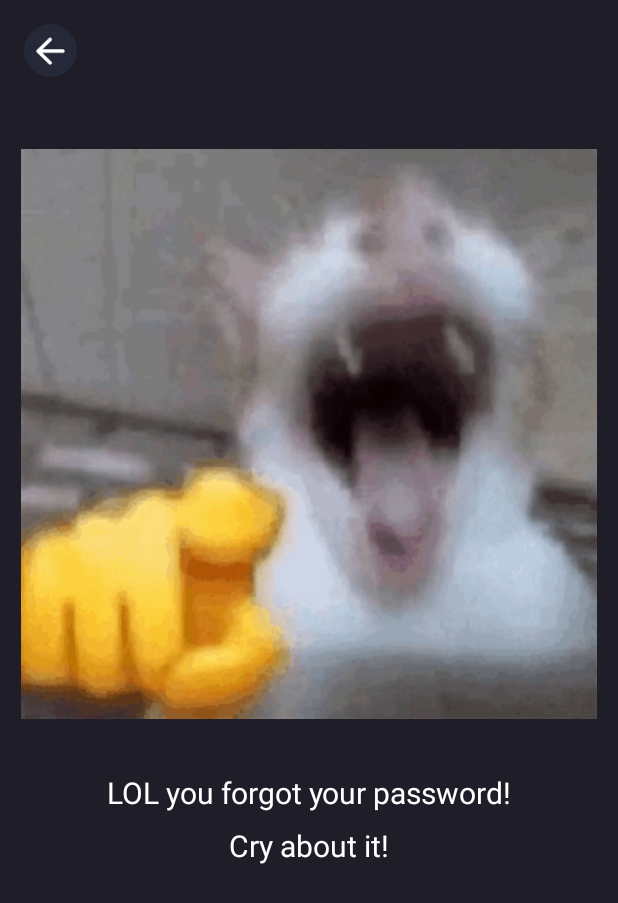
After one commit to v1to2006/emdb-android, an Android app: the RecoverPasswordActivity screen opened directly, with no data from a screen before it, on a phone screen of 412 x 824 dp. The commit adds this screen. Shown: the top 903 px of the screen. Run offline under Robolectric (Android 15) with nearby library versions, the phone set to English and light mode, and no system bars.

```diff
--- a/app/build.gradle.kts
+++ b/app/build.gradle.kts
@@ -46,4 +46,5 @@ dependencies {
     implementation("com.android.volley:volley:1.2.1")
     implementation("com.google.code.gson:gson:2.10.1")
     implementation("mysql:mysql-connector-java:5.1.29")
+    implementation("pl.droidsonroids.gif:android-gif-drawable:1.2.28")
 }
--- /dev/null
+++ b/app/src/main/java/com/example/emdb/activities/RecoverPasswordActivity.java
@@ -0,0 +1,36 @@
+package com.example.emdb.activities;
+
+import android.os.Bundle;
+import android.widget.ImageView;
+
+import androidx.activity.EdgeToEdge;
+import androidx.appcompat.app.AppCompatActivity;
+import androidx.core.graphics.Insets;
+import androidx.core.view.ViewCompat;
+import androidx.core.view.WindowInsetsCompat;
+
+import com.example.emdb.R;
+
+public class RecoverPasswordActivity extends AppCompatActivity {
+    private ImageView backImage;
+
+    @Override
+    protected void onCreate(Bundle savedInstanceState) {
+        super.onCreate(savedInstanceState);
+        EdgeToEdge.enable(this);
+        setContentView(R.layout.activity_recover_password);
+        ViewCompat.setOnApplyWindowInsetsListener(findViewById(R.id.main), (v, insets) -> {
+            Insets systemBars = insets.getInsets(WindowInsetsCompat.Type.systemBars());
+            v.setPadding(systemBars.left, systemBars.top, systemBars.right, systemBars.bottom);
+            return insets;
+        });
+
+        initView();
+    }
+
+    private void initView() {
+        backImage = findViewById(R.id.backImage9);
+
+        backImage.setOnClickListener(view -> finish());
+    }
+}
--- a/app/src/main/java/com/example/emdb/fragments/HomeFragment.java
+++ b/app/src/main/java/com/example/emdb/fragments/HomeFragment.java
@@ -1,5 +1,6 @@
 package com.example.emdb.fragments;
 
+import android.annotation.SuppressLint;
 import android.os.AsyncTask;
 import android.os.Bundle;
 import android.view.LayoutInflater;
--- /dev/null
+++ b/app/src/main/res/drawable/close.xml
@@ -0,0 +1,5 @@
+<vector xmlns:android="http://schemas.android.com/apk/res/android" android:height="1000dp" android:tint="#FFFFFF" android:viewportHeight="24" android:viewportWidth="24" android:width="1000dp">
+
+    <path android:fillColor="@android:color/white" android:pathData="M19,6.41L17.59,5 12,10.59 6.41,5 5,6.41 10.59,12 5,17.59 6.41,19 12,13.41 17.59,19 19,17.59 13.41,12 19,6.41z"/>
+
+</vector>
--- /dev/null
+++ b/app/src/main/res/drawable/delete.xml
@@ -0,0 +1,5 @@
+<vector xmlns:android="http://schemas.android.com/apk/res/android" android:height="1000dp" android:tint="#FFFFFF" android:viewportHeight="24" android:viewportWidth="24" android:width="1000dp">
+
+    <path android:fillColor="@android:color/white" android:pathData="M16,9v10H8V9h8m-1.5,-6h-5l-1,1H5v2h14V4h-3.5l-1,-1zM18,7H6v12c0,1.1 0.9,2 2,2h8c1.1,0 2,-0.9 2,-2V7z"/>
+
+</vector>
--- /dev/null
+++ b/app/src/main/res/drawable/edit.xml
@@ -0,0 +1,5 @@
+<vector xmlns:android="http://schemas.android.com/apk/res/android" android:height="1000dp" android:tint="#FFFFFF" android:viewportHeight="24" android:viewportWidth="24" android:width="1000dp">
+
+    <path android:fillColor="@android:color/white" android:pathData="M14.06,9.02l0.92,0.92L5.92,19L5,19v-0.92l9.06,-9.06M17.66,3c-0.25,0 -0.51,0.1 -0.7,0.29l-1.83,1.83 3.75,3.75 1.83,-1.83c0.39,-0.39 0.39,-1.02 0,-1.41l-2.34,-2.34c-0.2,-0.2 -0.45,-0.29 -0.71,-0.29zM14.06,6.19L3,17.25L3,21h3.75L17.81,9.94l-3.75,-3.75z"/>
+
+</vector>
--- /dev/null
+++ b/app/src/main/res/layout/activity_recover_password.xml
@@ -0,0 +1,88 @@
+<?xml version="1.0" encoding="utf-8"?>
+<androidx.constraintlayout.widget.ConstraintLayout xmlns:android="http://schemas.android.com/apk/res/android"
+    xmlns:app="http://schemas.android.com/apk/res-auto"
+    xmlns:tools="http://schemas.android.com/tools"
+    android:id="@+id/main"
+    android:layout_width="match_parent"
+    android:layout_height="match_parent"
+    android:background="@color/main_color"
+    tools:context=".activities.RecoverPasswordActivity">
+
+    <ScrollView
+        android:id="@+id/detailScrollView"
+        android:layout_width="match_parent"
+        android:layout_height="match_parent"
+        app:layout_constraintBottom_toBottomOf="parent"
+        app:layout_constraintEnd_toEndOf="parent"
+        app:layout_constraintStart_toStartOf="parent"
+        app:layout_constraintTop_toTopOf="parent">
+
+        <androidx.constraintlayout.widget.ConstraintLayout
+            android:layout_width="match_parent"
+            android:layout_height="wrap_content"
+            android:orientation="vertical">
+
+            <androidx.constraintlayout.widget.ConstraintLayout
+                android:id="@+id/constraintLayout2"
+                android:layout_width="match_parent"
+                android:layout_height="match_parent"
+                android:layout_margin="16dp"
+                android:layout_marginStart="16dp"
+                android:layout_marginTop="16dp"
+                android:layout_marginEnd="16dp"
+                app:layout_constraintEnd_toEndOf="parent"
+                app:layout_constraintStart_toStartOf="parent"
+                app:layout_constraintTop_toTopOf="parent">
+
+                <ImageView
+                    android:id="@+id/backImage9"
+                    android:layout_width="35dp"
+                    android:layout_height="35dp"
+                    android:background="@drawable/oval_button_background"
+                    android:padding="8dp"
+                    android:src="@drawable/back"
+                    app:layout_constraintBottom_toBottomOf="parent"
+                    app:layout_constraintStart_toStartOf="parent"
+                    app:layout_constraintTop_toTopOf="parent" />
+
+            </androidx.constraintlayout.widget.ConstraintLayout>
+
+            <pl.droidsonroids.gif.GifImageView
+                android:id="@+id/gifImageView"
+                android:layout_width="wrap_content"
+                android:layout_height="wrap_content"
+                android:layout_marginTop="64dp"
+                android:src="@drawable/laughing_cat"
+                app:layout_constraintBottom_toTopOf="@+id/textView"
+                app:layout_constraintEnd_toEndOf="parent"
+                app:layout_constraintStart_toStartOf="parent"
+                app:layout_constraintTop_toTopOf="parent" />
+
+            <TextView
+                android:id="@+id/textView"
+                android:layout_width="wrap_content"
+                android:layout_height="wrap_content"
+                android:text="LOL you forgot your password!"
+                android:textSize="20sp"
+                android:textColor="@color/white"
+                app:layout_constraintBottom_toBottomOf="parent"
+                app:layout_constraintEnd_toEndOf="parent"
+                app:layout_constraintStart_toStartOf="parent"
+                app:layout_constraintTop_toBottomOf="@+id/gifImageView" />
+
+            <TextView
+                android:layout_width="wrap_content"
+                android:layout_height="wrap_content"
+                android:layout_marginTop="8dp"
+                android:text="Cry about it!"
+                android:textColor="@color/white"
+                android:textSize="20sp"
+                app:layout_constraintBottom_toBottomOf="parent"
+                app:layout_constraintEnd_toEndOf="parent"
+                app:layout_constraintStart_toStartOf="parent"
+                app:layout_constraintTop_toBottomOf="@+id/textView" />
+
+        </androidx.constraintlayout.widget.ConstraintLayout>
+    </ScrollView>
+
+</androidx.constraintlayout.widget.ConstraintLayout>
--- a/app/src/main/res/layout/fragment_home.xml
+++ b/app/src/main/res/layout/fragment_home.xml
@@ -65,7 +65,7 @@
                     android:layout_marginStart="16dp"
                     android:layout_marginBottom="16dp"
                     android:text="Favorite Movies"
-                    android:textColor="@color/orange"
+                    android:textColor="@color/yellow"
                     android:textSize="27sp"
                     app:layout_constraintBottom_toTopOf="@+id/textView4"
                     app:layout_constraintStart_toStartOf="parent" />
```
Also changed, not shown: app/src/main/AndroidManifest.xml (+7 -1 lines), app/src/main/java/com/example/emdb/activities/LogInActivity.java (renamed from app/src/main/java/com/example/emdb/activities/LoginActivity.java, +19 -8 lines), app/src/main/java/com/example/emdb/activities/MainActivity.java (+3 -15 lines), app/src/main/java/com/example/emdb/activities/SignUpActivity.java (added, +64 -0 lines), app/src/main/java/com/example/emdb/classes/Database.java (+35 -0 lines), app/src/main/java/com/example/emdb/classes/InputValidator.java (+21 -0 lines), app/src/main/res/layout/activity_log_in.xml (renamed from app/src/main/res/layout/activity_login.xml, +32 -6 lines), app/src/main/res/layout/activity_sign_up.xml (added, +181 -0 lines), app/src/main/res/drawable/laughing_cat.gif (added).
